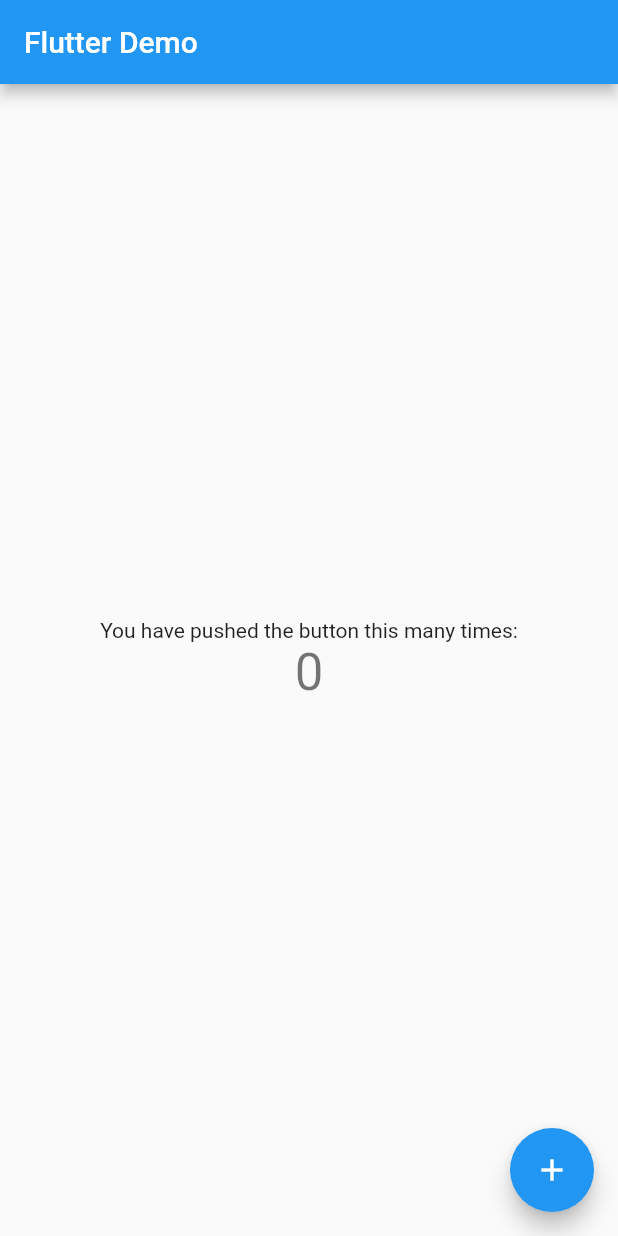
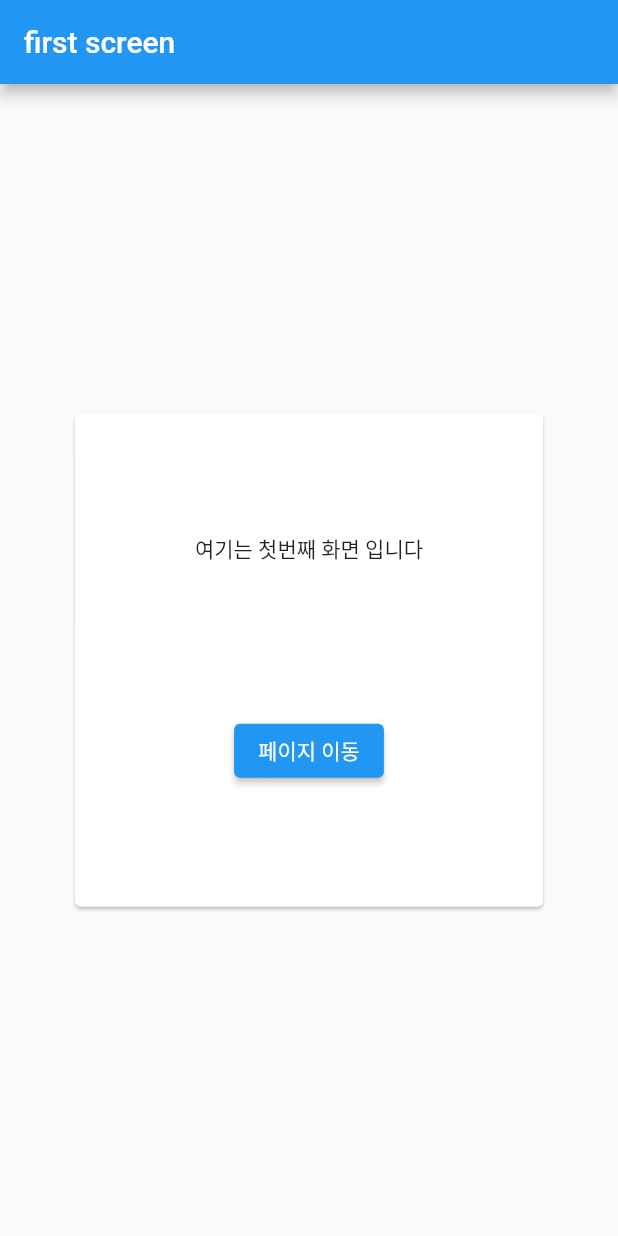
Before and after one commit to pollra/pollrater, a Flutter app: the screen it shows after launch, on a phone screen of 412 x 824 dp. Run offline on Flutter 3.47's test engine with Material 2 defaults, Android fonts, the phone set to English and light mode, and no system bars.

Commit message:
created repository

```diff
--- /dev/null
+++ b/lib/first_screen.dart
@@ -0,0 +1,43 @@
+import 'package:flutter/material.dart';
+import 'package:pollrater_example_01/second_screen.dart';
+
+class FirstScreen extends StatelessWidget {
+  const FirstScreen({Key? key}) : super(key: key);
+
+  @override
+  Widget build(BuildContext context) {
+    return Scaffold(
+      appBar: AppBar(
+        title: Text('first screen'),
+      ),
+      body: Center(
+        child: Column(
+          mainAxisAlignment: MainAxisAlignment.center,
+          children: [
+            Card(
+              child: Padding(
+                padding: const EdgeInsets.all(80),
+                child: Column(
+                  children: [
+                    const Text('여기는 첫번째 화면 입니다'),
+                    Padding(padding: EdgeInsets.all(50)),
+                    ElevatedButton(
+                        onPressed: () {
+                          Navigator.of(context).push(
+                            MaterialPageRoute(
+                                builder: (context) => SecondScreen(),
+                            )
+                          );
+                        },
+                        child: const Text('페이지 이동')
+                    )
+                  ],
+                ),
+              ),
+            ),
+          ],
+        ),
+      ),
+    );
+  }
+}
--- a/lib/main.dart
+++ b/lib/main.dart
@@ -1,4 +1,6 @@
 import 'package:flutter/material.dart';
+import 'package:pollrater_example_01/first_screen.dart';
+import 'package:pollrater_example_01/second_screen.dart';
 
 void main() {
   runApp(const MyApp());
@@ -15,7 +17,7 @@ class MyApp extends StatelessWidget {
         primarySwatch: Colors.blue,
       ),
       // home: const MyHomePage(title: 'Flutter Demo Home Page'),
-      home: MyHomePage(title: 'Flutter Demo'),
+      home: const FirstScreen(),
     );
   }
 }
```
Also changed, not shown: lib/multi_screen.dart (added, +123 -0 lines), lib/second_screen.dart (added, +45 -0 lines), lib/test.dart (added, +120 -0 lines), lib/third_screen.dart (added, +40 -0 lines), pubspec.yaml (+7 -0 lines), assets/fonts/Mabinogi_Classic_TTF.ttf (deleted), assets/images/logo_dart.png (added), assets/images/ryan_humchit.jpg (deleted), 3 other files.
